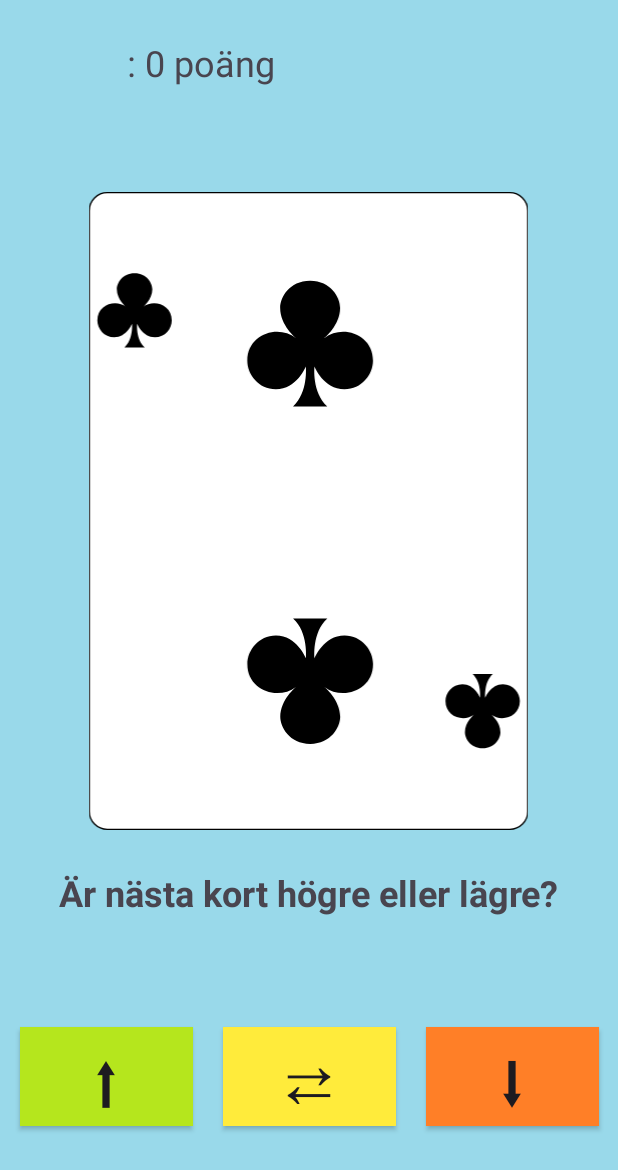
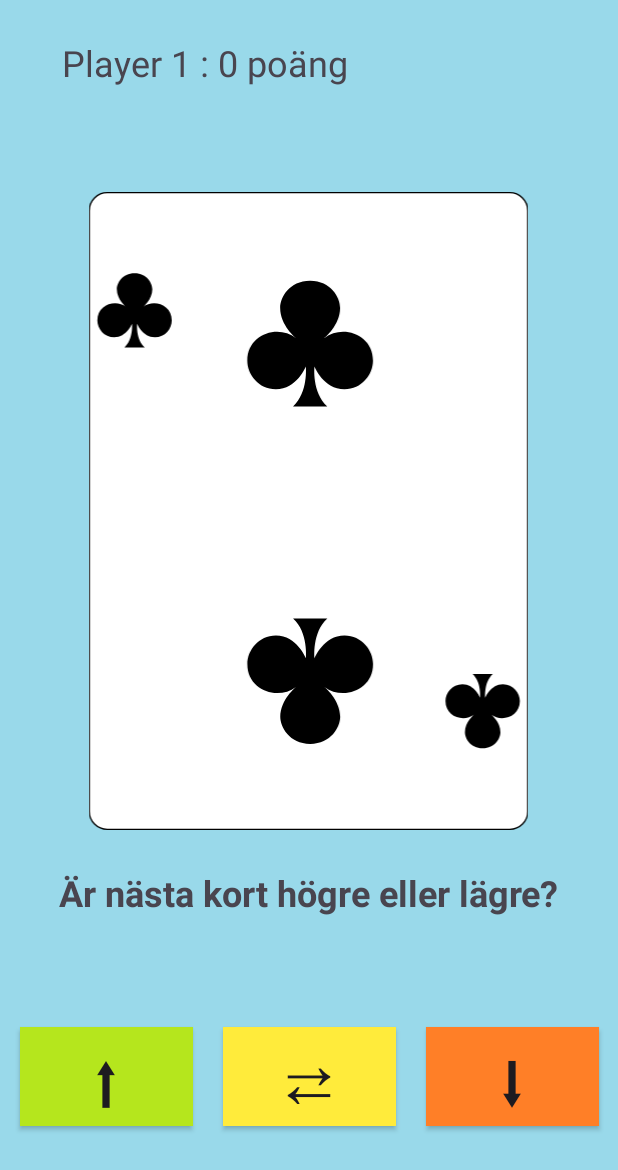
Before and after one commit to blexter/MA23_ANDROID_PROJECT_1, an Android app: the screen it shows after launch (GameActivity), after a tap on "KÖR IGÅNG!", on a phone screen of 412 x 824 dp. Shown: the top 1170 px of the screen. Run offline under Robolectric (Android 15) with nearby library versions, the phone set to English and light mode, and no system bars.

Commit message:
Fix to get putExtra work between activities. Created methods, vlass and array for playcards

```diff
--- a/app/src/main/java/com/example/ma23_android_project_1/GameActivity.kt
+++ b/app/src/main/java/com/example/ma23_android_project_1/GameActivity.kt
@@ -6,31 +6,89 @@ import android.util.Log
 import android.widget.Button
 import android.widget.ImageView
 import android.widget.TextView
+import android.content.Context
+import android.graphics.drawable.Drawable
+import kotlin.random.Random
+
+data class ImageItem(val card: Drawable, val value: Comparable<*>)
 
 class GameActivity : AppCompatActivity() {
 
-    lateinit var pointsView: TextView
-    lateinit var cardImage : ImageView
+    private lateinit var pointsView: TextView
+    private lateinit var cardImage : ImageView
 
-    val points : Int = 0;
+
+
+    private var points : Int = 0
+    private var currentValue : Comparable<*> = 0
+    private lateinit var currentCard : ImageItem
+    //private val card = Deck(applicationContext)
 
     override fun onCreate(savedInstanceState: Bundle?) {
         super.onCreate(savedInstanceState)
         setContentView(R.layout.activity_game)
 
         pointsView = findViewById(R.id.pointTextView)
-        var name = ""
-        name = intent.getStringExtra("player").toString()
-        Log.d("!!!", name)
-        pointsView.text = "$name: $points poäng"
+        //val name: String
+        //name = intent.getStringExtra("player") //.toString()
+        val name = intent.getStringExtra("player")
+        Log.d("!!!", "$name")
+        pointsView.text = " $name : $points poäng"
 
         val higherButton = findViewById<Button>(R.id.higherButton)
         val lowerButton = findViewById<Button>(R.id.lowerButton)
         val evenButton = findViewById<Button>(R.id.evenButton)
 
+
+        //getCard()
+        //currentValue = currentCard.value
+        //cardImage.setImageDrawable(currentCard.card)
+
         higherButton.setOnClickListener {
+            finish()
+        }/*
+        lowerButton.setOnClickListener {
+
+            val oldValue = currentValue
+            getCard()
+            val compResult : Int = oldValue.toString().compareTo(currentValue.toString())
+            if(compResult < 0)
+                points++
+
+            cardImage.setImageDrawable(currentCard.card)
             finish()
         }
 
     }
+
+    private fun getCard(){
+        currentCard = card.getCard(Random.nextInt(card.returnSize()))
+        currentValue = currentCard.value
+    }*/
+    }
+    class Deck(context : Context) {
+            private val cards = arrayOf(
+                R.drawable.clubs2,
+                R.drawable.diamonds3
+            )
+            private val values = arrayOf(
+                2,
+                3
+            )
+            private val deck: List<ImageItem> = cards.mapIndexed { index, resourceId ->
+                val card = context.getDrawable(resourceId)!!
+                val value = values.getOrNull(index) ?: ""
+                ImageItem(card, value)
+            }
+        }
+
+    /*
+        fun getCard (index: Int): ImageItem{
+            return deck[index]
+        }
+
+        fun returnSize() : Int {
+            return cards.size
+        }
+*/
 }
--- a/app/src/main/java/com/example/ma23_android_project_1/MainActivity.kt
+++ b/app/src/main/java/com/example/ma23_android_project_1/MainActivity.kt
@@ -24,9 +24,10 @@ class MainActivity : AppCompatActivity() {
     }
     fun letsContinue(){
         val intent = Intent(this, GameActivity::class.java)
-        var name = nameText.text
+        var name : String
+        name = nameText.text.toString()
         if(name.equals("")){
-            //name = ""
+            name = "Player 1"
         }
         Log.d("!!!", nameText.text.toString())
         Log.d("!!!", name.toString())
--- /dev/null
+++ b/app/src/main/res/drawable/diamonds3.xml
@@ -0,0 +1,28 @@
+<vector xmlns:android="http://schemas.android.com/apk/res/android"
+    xmlns:aapt="http://schemas.android.com/aapt"
+    android:width="167.09dp"
+    android:height="242.67dp"
+    android:viewportWidth="167.09"
+    android:viewportHeight="242.67">
+  <path
+      android:pathData="M166.84,235.55c0,3.78 -3.09,6.87 -6.87,6.87H7.11c-3.77,0 -6.86,-3.09 -6.86,-6.87V7.12C0.25,3.34 3.34,0.25 7.11,0.25h152.85c3.78,0 6.87,3.09 6.87,6.87v228.43z"
+      android:strokeWidth="0.5"
+      android:fillColor="#FFFFFF"
+      android:strokeColor="#000000"
+      android:fillType="nonZero"/>
+  <path
+      android:pathData="M21.76,37.26C18.63,33.03 16.97,28.73 16.97,28.73c0,0 -1.66,4.3 -4.79,8.53C9.05,41.49 5.15,44.24 5.15,44.24 5.15,44.24 9.05,46.99 12.18,51.22 15.3,55.44 16.97,59.74 16.97,59.74 16.97,59.74 18.63,55.44 21.76,51.22 24.89,46.99 28.78,44.24 28.78,44.24 28.78,44.24 24.89,41.49 21.76,37.26z"
+      android:fillColor="#df0000"/>
+  <path
+      android:pathData="M155.41,191.52C152.28,187.29 150.62,183 150.62,183c0,0 -1.66,4.3 -4.79,8.53C142.7,195.75 138.81,198.5 138.81,198.5 138.81,198.5 142.7,201.25 145.83,205.48 148.96,209.71 150.62,214.01 150.62,214.01 150.62,214.01 152.28,209.71 155.41,205.48 158.54,201.25 162.44,198.5 162.44,198.5 162.44,198.5 158.54,195.75 155.41,191.52z"
+      android:fillColor="#df0000"/>
+  <path
+      android:pathData="M91.32,179.79C85.84,172.38 82.93,164.84 82.93,164.84c0,0 -2.92,7.53 -8.39,14.95C69.05,187.2 62.22,192.02 62.22,192.02 62.22,192.02 69.05,196.84 74.53,204.26 80.01,211.67 82.93,219.2 82.93,219.2 82.93,219.2 85.84,211.67 91.32,204.26 96.81,196.84 103.64,192.02 103.64,192.02 103.64,192.02 96.81,187.2 91.32,179.79z"
+      android:fillColor="#df0000"/>
+  <path
+      android:pathData="M91.32,38.59C85.84,31.18 82.93,23.64 82.93,23.64c0,0 -2.92,7.53 -8.39,14.95C69.05,46 62.22,50.82 62.22,50.82 62.22,50.82 69.05,55.64 74.53,63.05 80.01,70.46 82.93,78 82.93,78 82.93,78 85.84,70.46 91.32,63.05 96.81,55.64 103.64,50.82 103.64,50.82 103.64,50.82 96.81,46 91.32,38.59z"
+      android:fillColor="#df0000"/>
+  <path
+      android:pathData="M91.32,108.29C85.84,100.88 82.93,93.34 82.93,93.34c0,0 -2.92,7.53 -8.39,14.95C69.05,115.7 62.22,120.52 62.22,120.52 62.22,120.52 69.05,125.34 74.53,132.75 80.01,140.16 82.93,147.7 82.93,147.7 82.93,147.7 85.84,140.16 91.32,132.75 96.81,125.34 103.64,120.52 103.64,120.52 103.64,120.52 96.81,115.7 91.32,108.29z"
+      android:fillColor="#df0000"/>
+</vector>
```
